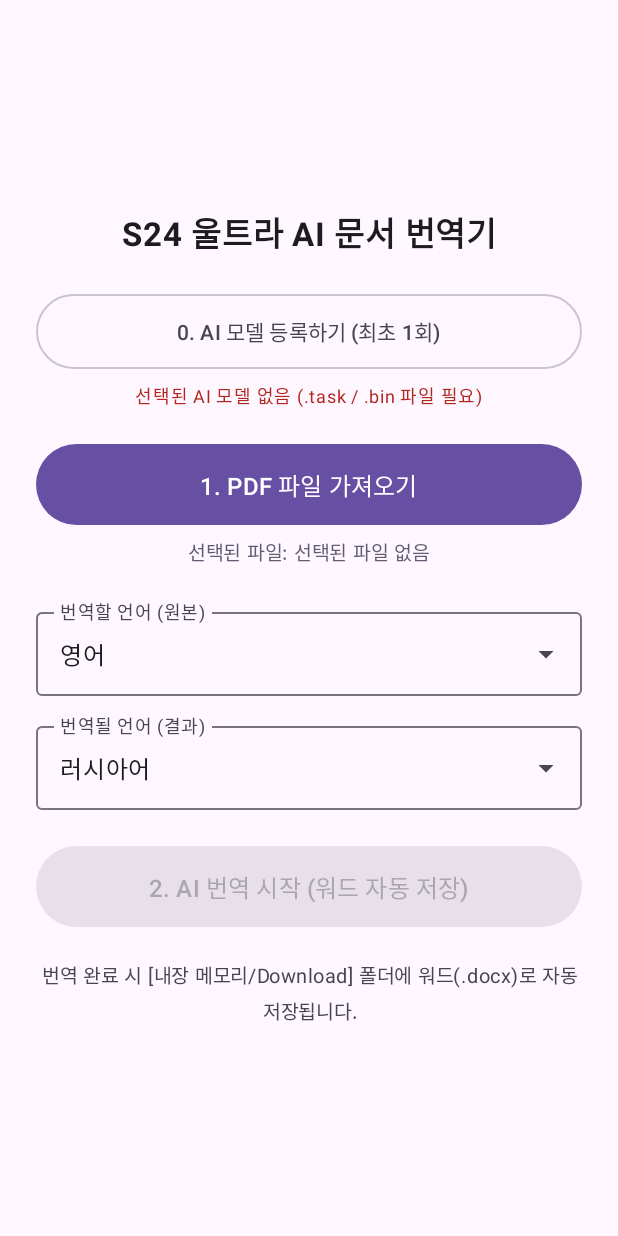
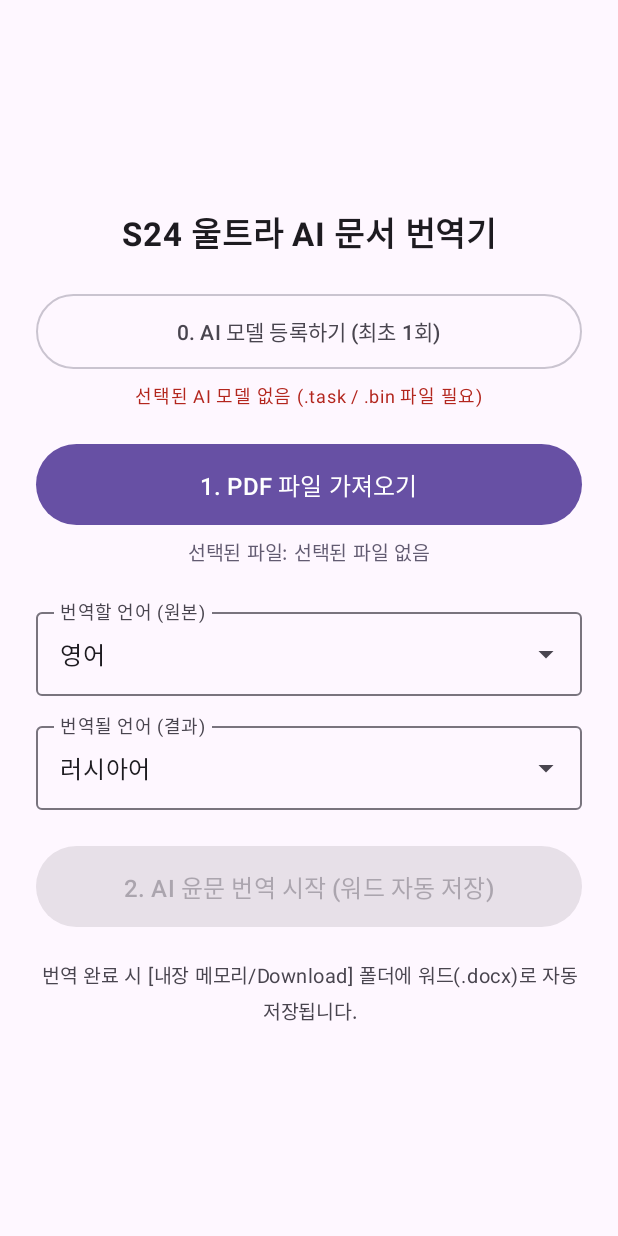
Before and after one commit to guwooguwoo/TransportL, an Android app built with Jetpack Compose: the screen it shows after launch (MainActivity), on a phone screen of 412 x 824 dp. Run offline under Robolectric (Android 15) with nearby library versions, the phone set to English and light mode, and no system bars; libraries missing offline, so code that uses them is left out: com.google.mediapipe.tasks, com.google.mlkit.common, com.google.mlkit.nl, com.tom_roush.pdfbox; pictures from the network do not load.

Commit message:
MainActivity.kt 업데이트

```diff
--- a/app/src/main/java/com/example/offlinepdftranslator/MainActivity.kt
+++ b/app/src/main/java/com/example/offlinepdftranslator/MainActivity.kt
@@ -24,7 +24,6 @@ import androidx.compose.ui.text.style.TextAlign
 import androidx.compose.ui.unit.dp
 import androidx.compose.ui.unit.sp
 import androidx.core.content.ContextCompat
-import com.tom_roush.pdfbox.android.PDFBoxResourceLoader
 import kotlinx.coroutines.Dispatchers
 import kotlinx.coroutines.launch
 import kotlinx.coroutines.withContext
@@ -34,7 +33,6 @@ import java.io.FileOutputStream
 class MainActivity : ComponentActivity() {
     override fun onCreate(savedInstanceState: Bundle?) {
         super.onCreate(savedInstanceState)
-        PDFBoxResourceLoader.init(applicationContext)
 
         setContent {
             MaterialTheme {
@@ -140,7 +138,7 @@ fun OfflinePdfTranslatorScreen() {
             selectedPdfUri = uri
             selectedFileName = getFileNameFromUri(context, uri)
             TranslationService.resetCompletion()
-            localStatus = "파일 준비 완료! 아래 버튼을 누르면 번역 후 Download 폴더에 워드(.docx)로 자동 저장됩니다."
+            localStatus = "파일 준비 완료! 아래 버튼을 누르면 초벌 직역 후 AI 윤문하여 Download 폴더에 저장합니다."
         }
     }
 
@@ -226,7 +224,7 @@ fun OfflinePdfTranslatorScreen() {
 
         Spacer(modifier = Modifier.height(24.dp))
 
-        // [버튼 2] 백그라운드 AI 번역 시작 (완료 즉시 Download 폴더에 워드 자동 저장)
+        // [버튼 2] 백그라운드 하이브리드 AI 번역 시작
         Button(
             onClick = {
                 val modelPath = savedModelPath
@@ -264,7 +262,7 @@ fun OfflinePdfTranslatorScreen() {
             enabled = !isProcessing && savedModelPath != null && selectedPdfUri != null
         ) {
             Text(
-                text = "2. AI 번역 시작 (워드 자동 저장)",
+                text = "2. AI 윤문 번역 시작 (워드 자동 저장)",
                 fontSize = 16.sp
             )
         }
```
